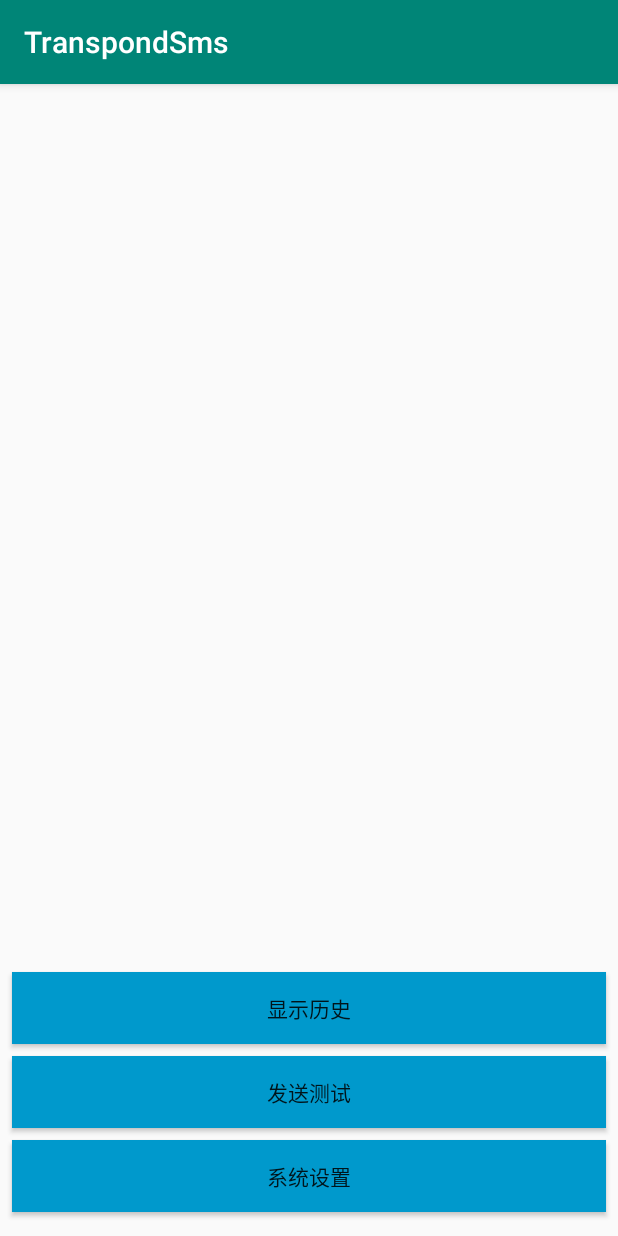
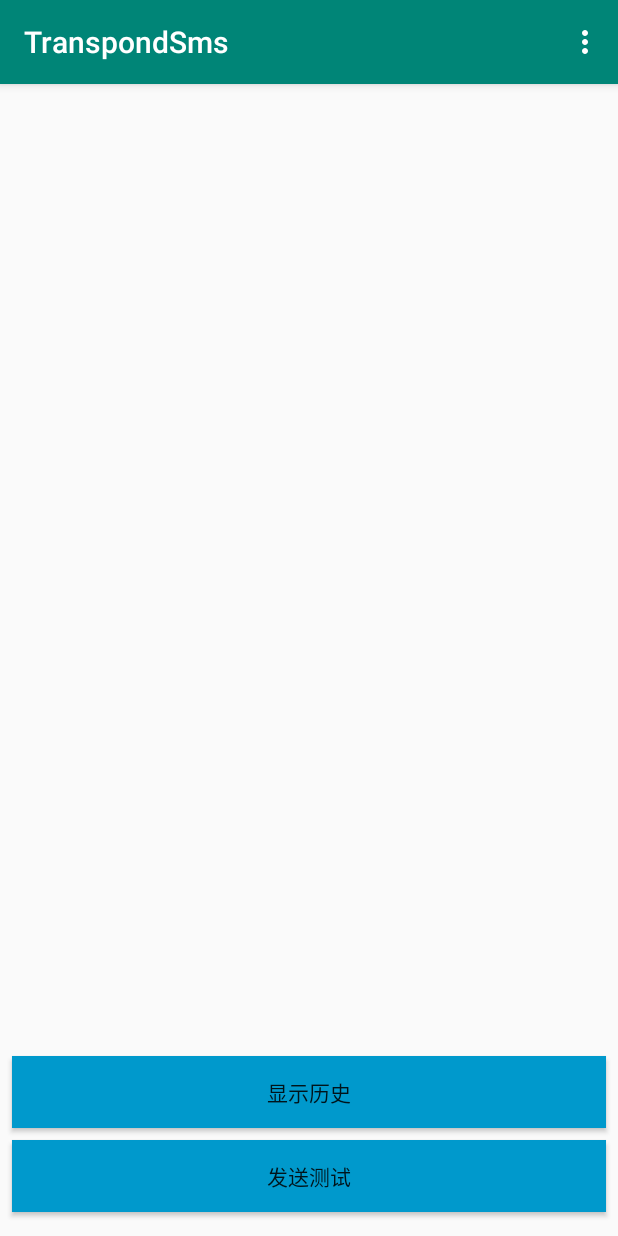
Before and after one commit to xiaoyuanhost/TranspondSms, an Android app: the screen it shows after launch (MainActivity), on a phone screen of 412 x 824 dp. Run offline under Robolectric (Android 15) with nearby library versions, the phone set to English and light mode, and no system bars; libraries missing offline, so code that uses them is left out: com.umeng.analytics, com.umeng.commonsdk, com.vector.update_app; 4 statements that could not run were skipped.

Commit message:
um,update

```diff
--- a/app/build.gradle
+++ b/app/build.gradle
@@ -63,7 +63,6 @@ dependencies {
     // 下面各SDK根据宿主App是否使用相关业务按需引入。
     // 友盟统计SDK
     implementation "com.umeng.umsdk:analytics:8.1.3"
-    //androidx
-    implementation 'androidx.appcompat:appcompat:1.1.0'
+
 
 }
--- a/app/src/main/java/com/tim/tsms/transpondsms/utils/SendMailUtil.java
+++ b/app/src/main/java/com/tim/tsms/transpondsms/utils/SendMailUtil.java
@@ -1,6 +1,5 @@
 package com.tim.tsms.transpondsms.utils;
 
-import android.support.annotation.NonNull;
 import android.util.Log;
 
 import java.io.File;
@@ -45,7 +44,6 @@ public class SendMailUtil {
         }).start();
     }
 
-    @NonNull
     private static MailInfo creatMail(String toAdd,String title,String content) {
         Log.d(TAG,"creatMail to "+toAdd);
         final MailInfo mailInfo = new MailInfo();
--- a/app/src/main/res/layout/activity_alter_dialog_setview_dingding.xml
+++ b/app/src/main/res/layout/activity_alter_dialog_setview_dingding.xml
@@ -16,7 +16,7 @@
         android:layout_marginEnd="8dp"
         android:layout_marginRight="8dp"
         android:ems="10"
-        android:text=""
+        android:inputType="" android:text=""
         app:layout_constraintEnd_toEndOf="parent"
         app:layout_constraintStart_toStartOf="parent"
         app:layout_constraintTop_toTopOf="parent" />
--- a/app/src/main/res/layout/activity_main.xml
+++ b/app/src/main/res/layout/activity_main.xml
@@ -44,31 +44,14 @@
         android:layout_height="wrap_content"
         android:layout_marginStart="8dp"
         android:layout_marginEnd="8dp"
-        android:layout_marginBottom="8dp"
+        android:layout_marginBottom="16dp"
         android:background="@android:color/holo_blue_dark"
         android:onClick="sendMsg"
         android:text="发送测试"
-        app:layout_constraintBottom_toTopOf="@+id/bt_setting"
-        app:layout_constraintEnd_toEndOf="parent"
-        app:layout_constraintHorizontal_bias="0.0"
-        app:layout_constraintStart_toStartOf="parent" />
-
-
-    <Button
-        android:id="@+id/bt_setting"
-        android:layout_width="0dp"
-        android:layout_height="wrap_content"
-        android:layout_marginStart="8dp"
-        android:layout_marginEnd="8dp"
-        android:layout_marginBottom="16dp"
-        android:background="@android:color/holo_blue_dark"
-        android:onClick="toSetting"
-        android:text="系统设置"
         app:layout_constraintBottom_toBottomOf="parent"
         app:layout_constraintEnd_toEndOf="parent"
         app:layout_constraintHorizontal_bias="0.0"
         app:layout_constraintStart_toStartOf="parent" />
-
 
     <android.support.constraint.Guideline
         android:id="@+id/guideline"
--- /dev/null
+++ b/app/src/main/res/menu/menu_main.xml
@@ -0,0 +1,16 @@
+<menu xmlns:android="http://schemas.android.com/apk/res/android"
+    xmlns:app="http://schemas.android.com/apk/res-auto"
+    xmlns:tools="http://schemas.android.com/tools"
+    tools:context="com.allmything.linkhelper.MainActivity">
+    <item
+        android:id="@+id/check_new_version"
+        android:orderInCategory="100"
+        android:title="@string/check_new_version"
+        app:showAsAction="never" />
+    <item
+        android:id="@+id/to_setting"
+        android:orderInCategory="100"
+        android:title="@string/to_setting"
+        app:showAsAction="never" />
+
+</menu>
--- a/app/src/main/res/values/strings.xml
+++ b/app/src/main/res/values/strings.xml
@@ -3,4 +3,6 @@
     <string name="dingdingok">确认</string>
     <string name="setdingdingtitle">设置钉钉</string>
     <string name="setemailtitle">设置邮箱</string>
+    <string name="check_new_version">检查更新</string>
+    <string name="to_setting">设置</string>
 </resources>
--- a/app/src/main/res/xml/preference_setting.xml
+++ b/app/src/main/res/xml/preference_setting.xml
@@ -67,8 +67,7 @@
             android:title="检查新版本" />
         <Preference
             android:key="option_versionnow"
-            android:title="版本更新"
-            android:summary="当前版本：1.0"
+            android:title="版本"
             />
 
     </PreferenceCategory>
```
Also changed, not shown: app/src/main/AndroidManifest.xml (+14 -4 lines), app/src/main/java/com/tim/tsms/transpondsms/MainActivity.java (+67 -3 lines), app/src/main/java/com/tim/tsms/transpondsms/MyApplication.java (+48 -0 lines), app/src/main/java/com/tim/tsms/transpondsms/SettingActivity.java (+6 -20 lines), app/src/main/java/com/tim/tsms/transpondsms/utils/UpdateAppHttpUtil.java (+7 -2 lines), app/src/main/res/layout/activity_alter_dialog_setview_email.xml (+5 -5 lines).
